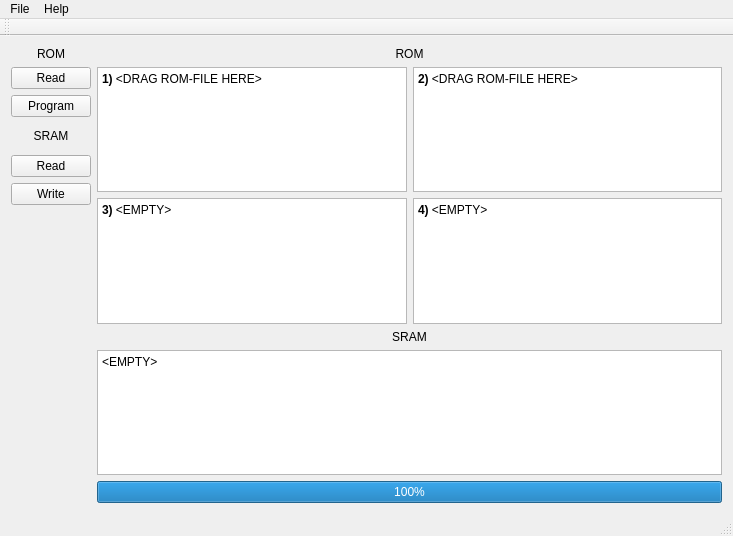
bazz1tv/SuperFlashUSB, file SuperFlashUsb/mainwindow.ui: the form before one commit.
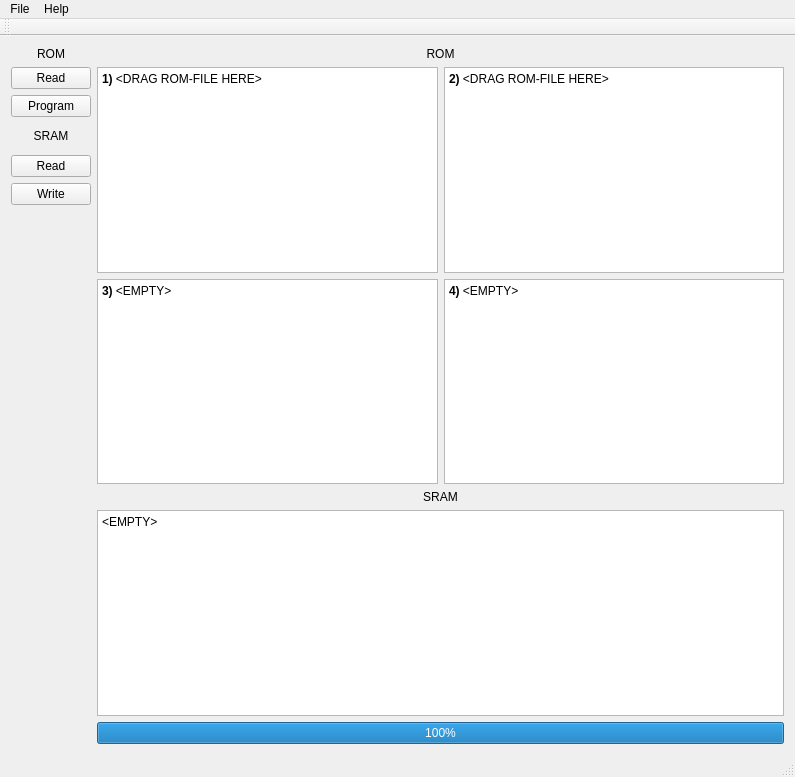
The form after the commit. Custom widgets are drawn as their Qt base class.

Diff of the .ui file:
```diff
--- a/SuperFlashUsb/mainwindow.ui
+++ b/SuperFlashUsb/mainwindow.ui
@@ -6,8 +6,8 @@
    <rect>
     <x>0</x>
     <y>0</y>
-    <width>733</width>
-    <height>536</height>
+    <width>795</width>
+    <height>777</height>
    </rect>
   </property>
   <property name="windowTitle">
@@ -273,7 +273,7 @@
     <rect>
      <x>0</x>
      <y>0</y>
-     <width>733</width>
+     <width>795</width>
      <height>20</height>
     </rect>
    </property>
```
Left out of the diff: 1 changed line with no effect on the pictures.
